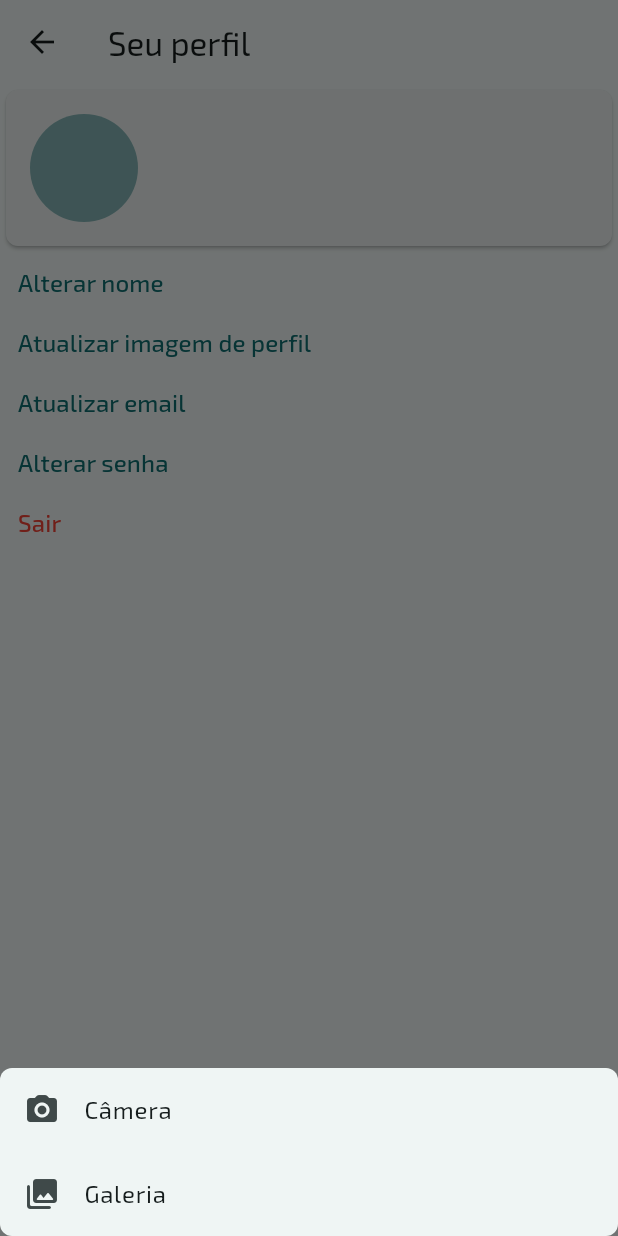
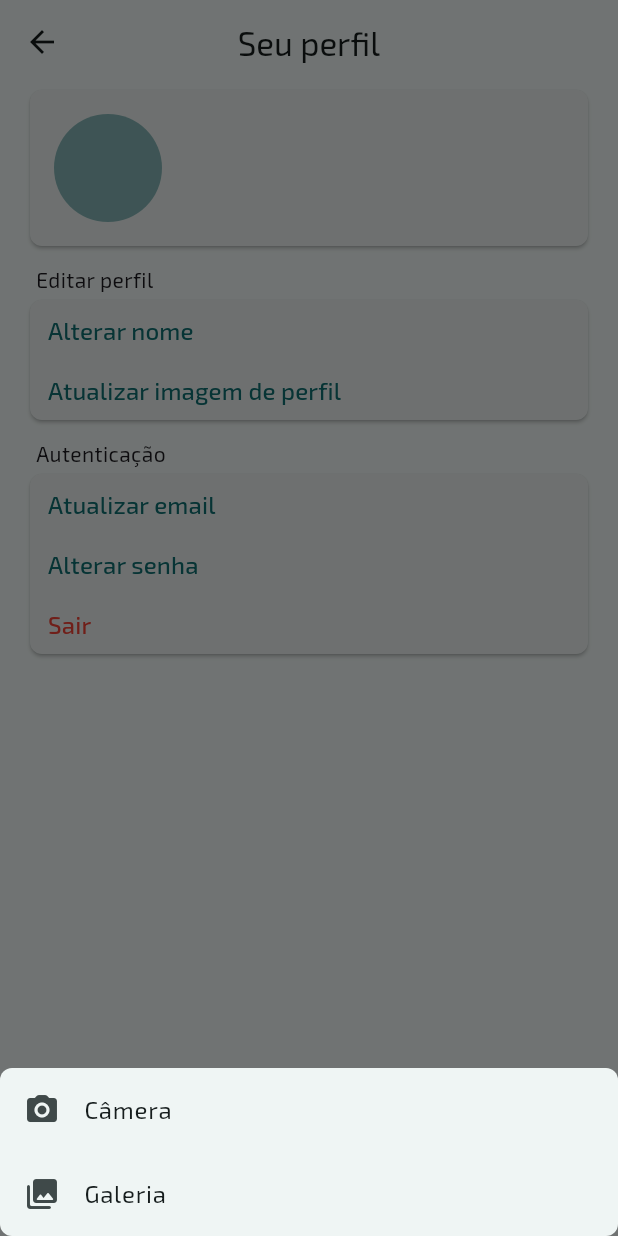
Before and after one commit to br-adriel/flutter-meu-gabarito, a Flutter app: the ProfileScreen screen opened directly, after a tap on "Atualizar imagem de perfil", on a phone screen of 412 x 824 dp. Run offline on Flutter 3.47's test engine with Material 3 defaults, Android fonts, the phone set to English and light mode, and no system bars; our stand-ins replace cloud_firestore, email_validator, firebase_auth, firebase_core, firebase_storage, flutter_dotenv and 5 more; accounts and stored records are empty; generated files the repository leaves out were written again.

Commit message:
refactor: Update profile screen with new widgets

```diff
--- a/lib/screens/profile/main.dart
+++ b/lib/screens/profile/main.dart
@@ -1,13 +1,9 @@
 import 'package:flutter/material.dart';
-import 'package:meu_gabarito/screens/profile/widgets/upate_email_bottom_sheet.dart';
-import 'package:meu_gabarito/screens/profile/widgets/update_password_bottom_sheet.dart';
-import 'package:meu_gabarito/screens/profile/widgets/update_profile_image_bottom_sheet.dart';
-import 'package:meu_gabarito/screens/profile/widgets/update_user_name_bottom_sheet.dart';
+import 'package:meu_gabarito/screens/profile/widgets/authentication_menu_card.dart';
+import 'package:meu_gabarito/screens/profile/widgets/edit_profile_menu_card.dart';
 import 'package:meu_gabarito/screens/profile/widgets/user_info.dart';
 import 'package:meu_gabarito/store/auth/auth.dart';
 import 'package:meu_gabarito/store/main.dart';
-import 'package:meu_gabarito/widgets/left_align_text_button.dart';
-import 'package:meu_gabarito/widgets/logout_button.dart';
 import 'package:provider/provider.dart';
 
 class ProfileScreen extends StatelessWidget {
@@ -18,46 +14,34 @@ class ProfileScreen extends StatelessWidget {
     Auth auth = Provider.of<MainStore>(context).auth;
 
     return Scaffold(
-      appBar: AppBar(title: const Text("Seu perfil")),
+      appBar: AppBar(
+        title: const Text("Seu perfil"),
+        centerTitle: true,
+      ),
       body: auth.isLoading
           ? const Center(child: CircularProgressIndicator())
-          : SingleChildScrollView(
-              child: Column(
-                crossAxisAlignment: CrossAxisAlignment.stretch,
-                children: [
-                  const UserInfo(),
-                  LeftAlignTextButton(
-                    onPressed: () => showModalBottomSheet<dynamic>(
-                      isScrollControlled: true,
-                      context: context,
-                      builder: (context) => const UpdateUserNameBottomSheet(),
+          : const SingleChildScrollView(
+              child: Padding(
+                padding: EdgeInsets.symmetric(
+                  horizontal: 16.0,
+                  vertical: 0,
+                ),
+                child: Column(
+                  crossAxisAlignment: CrossAxisAlignment.stretch,
+                  children: [
+                    UserInfo(),
+                    Padding(
+                      padding: EdgeInsets.fromLTRB(8, 8, 0, 0),
+                      child: Text('Editar perfil'),
                     ),
-                    text: "Alterar nome",
-                  ),
-                  LeftAlignTextButton(
-                    onPressed: () => showModalBottomSheet(
-                      context: context,
-                      builder: (context) =>
-                          const UpdateProfileImageBottomSheet(),
+                    EditProfileMenuCard(),
+                    Padding(
+                      padding: EdgeInsets.fromLTRB(8, 8, 0, 0),
+                      child: Text('Autenticação'),
                     ),
-                    text: "Atualizar imagem de perfil",
-                  ),
-                  LeftAlignTextButton(
-                    onPressed: () => showModalBottomSheet(
-                      context: context,
-                      builder: (context) => const UpdateEmailBottomSheet(),
-                    ),
-                    text: "Atualizar email",
-                  ),
-                  LeftAlignTextButton(
-                      onPressed: () => showModalBottomSheet(
-                            context: context,
-                            builder: (context) =>
-                                const UpdatePasswordBottomSheet(),
-                          ),
-                      text: "Alterar senha"),
-                  const LogoutButton(),
-                ],
+                    AuthenticationMenuCard(),
+                  ],
+                ),
               ),
             ),
     );
```
